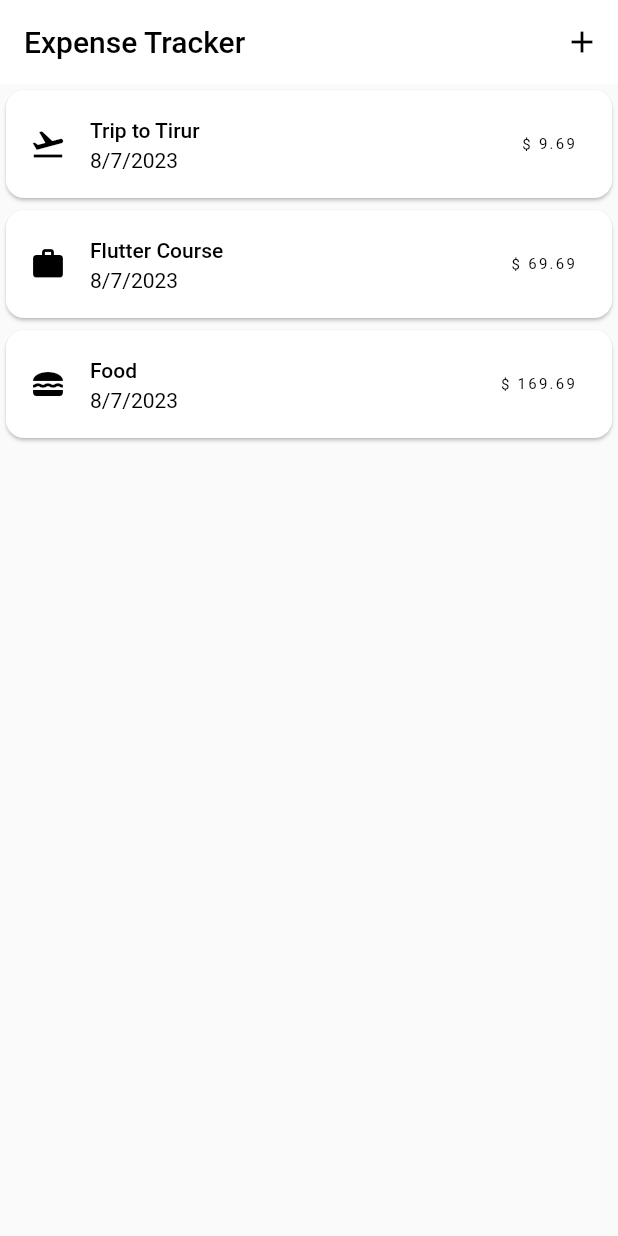
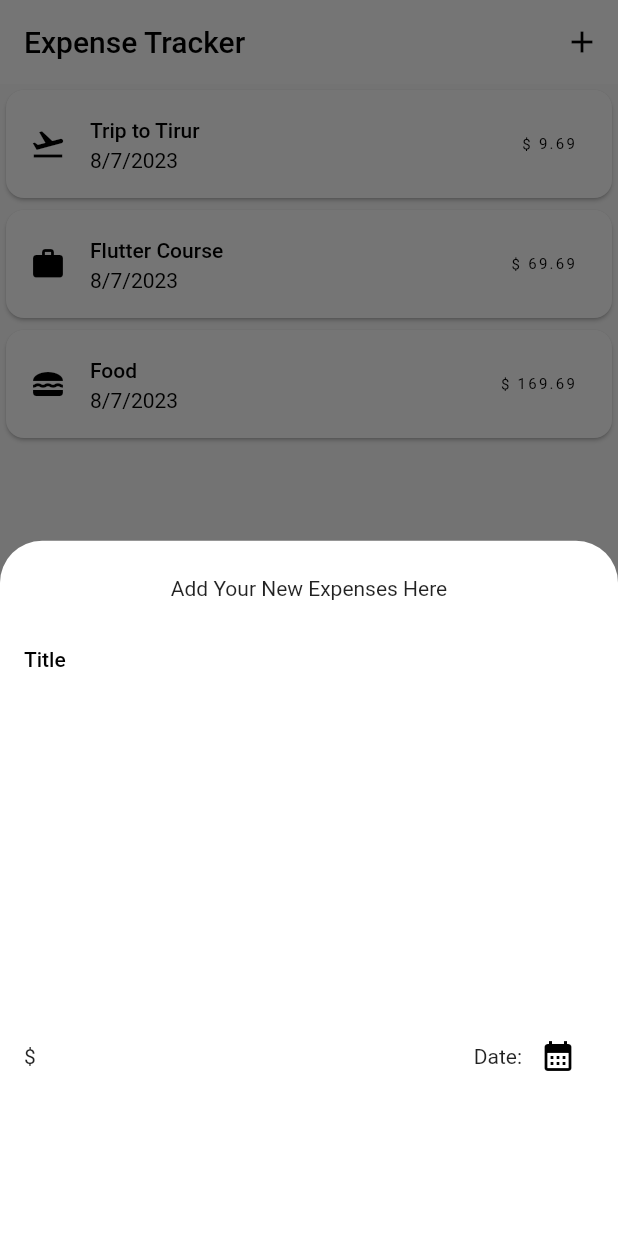
Before and after one commit to saleemsabid/expense_tracker, a Flutter app: the screen it shows after launch, after a tap on the "add" icon, on a phone screen of 412 x 824 dp. Run offline on Flutter 3.47's test engine with Material 2 defaults, Android fonts, the phone set to English and light mode, and no system bars.

```diff
--- a/lib/widgets/expenses.dart
+++ b/lib/widgets/expenses.dart
@@ -1,8 +1,9 @@
 import 'package:flutter/material.dart';
 
 //local imports
+import 'package:expense_tracker/models/expense.dart';
 import 'package:expense_tracker/widgets/expenses_list/expenses_list.dart';
-import 'package:expense_tracker/models/expense.dart';
+import 'package:expense_tracker/widgets/new_expense_screen.dart';
 
 class Expenses extends StatefulWidget {
   const Expenses({super.key});
@@ -43,7 +44,14 @@ class _ExpensesState extends State<Expenses> {
           actions: [
             IconButton(
               icon: const Icon(Icons.add),
-              onPressed: () {},
+              onPressed: () {
+                setState(() {
+                  showModalBottomSheet(
+                    context: context,
+                    builder: (context) => const NewExpenseScreen(),
+                  );
+                });
+              },
             ),
           ],
         ),
--- a/lib/widgets/expenses_list/expenses_list.dart
+++ b/lib/widgets/expenses_list/expenses_list.dart
@@ -13,6 +13,9 @@ class ExpensesList extends StatelessWidget {
       itemCount: expenses.length,
       itemBuilder: (ctx, index) {
         return Dismissible(
+          onDismissed: (direction) {
+            expenses.remove(expenses[index]);
+          },
           key: ValueKey(expenses[index]),
           child: ExpenseItem(expenses[index]),
         );
--- a/lib/widgets/new_expense_screen.dart
+++ b/lib/widgets/new_expense_screen.dart
@@ -10,6 +10,37 @@ class NewExpenseScreen extends StatefulWidget {
 class _NewExpenseScreenState extends State<NewExpenseScreen> {
   @override
   Widget build(BuildContext context) {
-    return Container();
+    return Center(
+      child: Padding(
+        padding: const EdgeInsets.symmetric(vertical: 24, horizontal: 16),
+        child: Column(children: [
+          const Text('Add Your New Expenses Here'),
+          const SizedBox(
+            height: 16,
+          ),
+          const Expanded(
+            child: TextField(
+              decoration: InputDecoration(label: Text('Title')),
+            ),
+          ),
+          // const SizedBox(
+          //   height: 16,
+          // ),
+          Expanded(
+            child: Row(
+              children: [
+                const Text('\$'),
+                const Expanded(child: TextField()),
+                const Text('Date:'),
+                IconButton(
+                  onPressed: () {},
+                  icon: const Icon(Icons.calendar_month),
+                ),
+              ],
+            ),
+          )
+        ]),
+      ),
+    );
   }
 }
```
